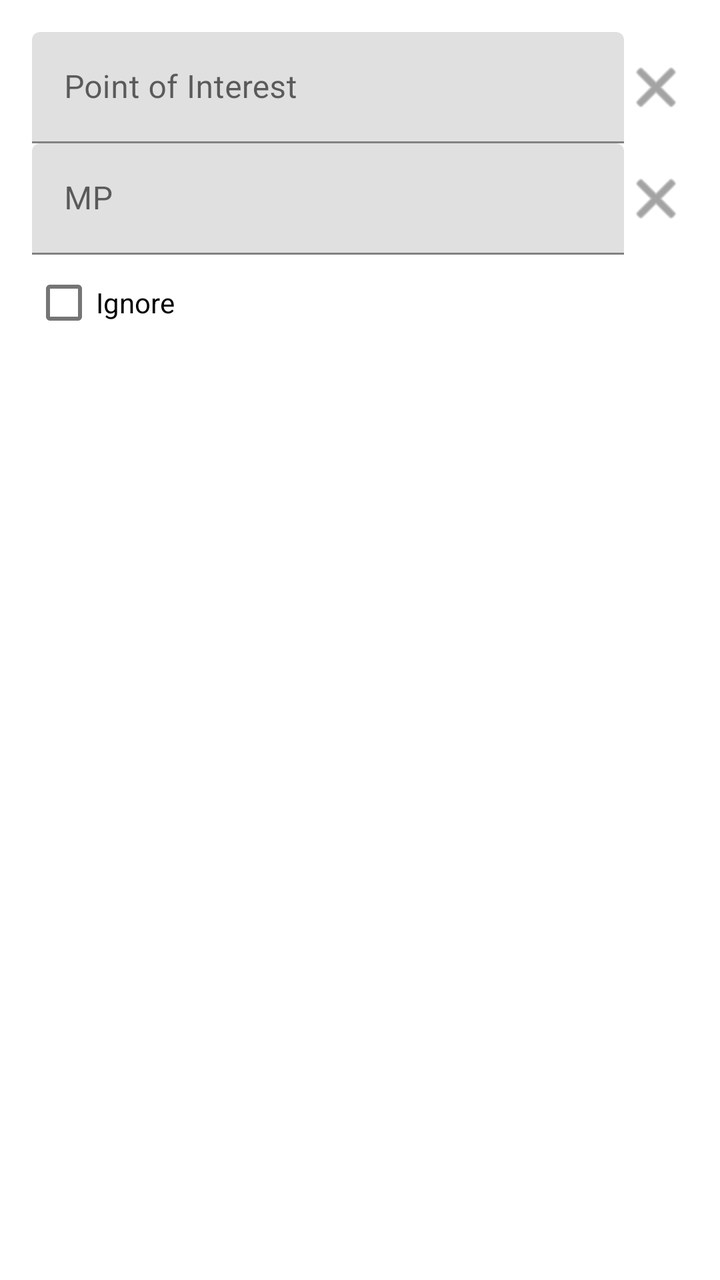
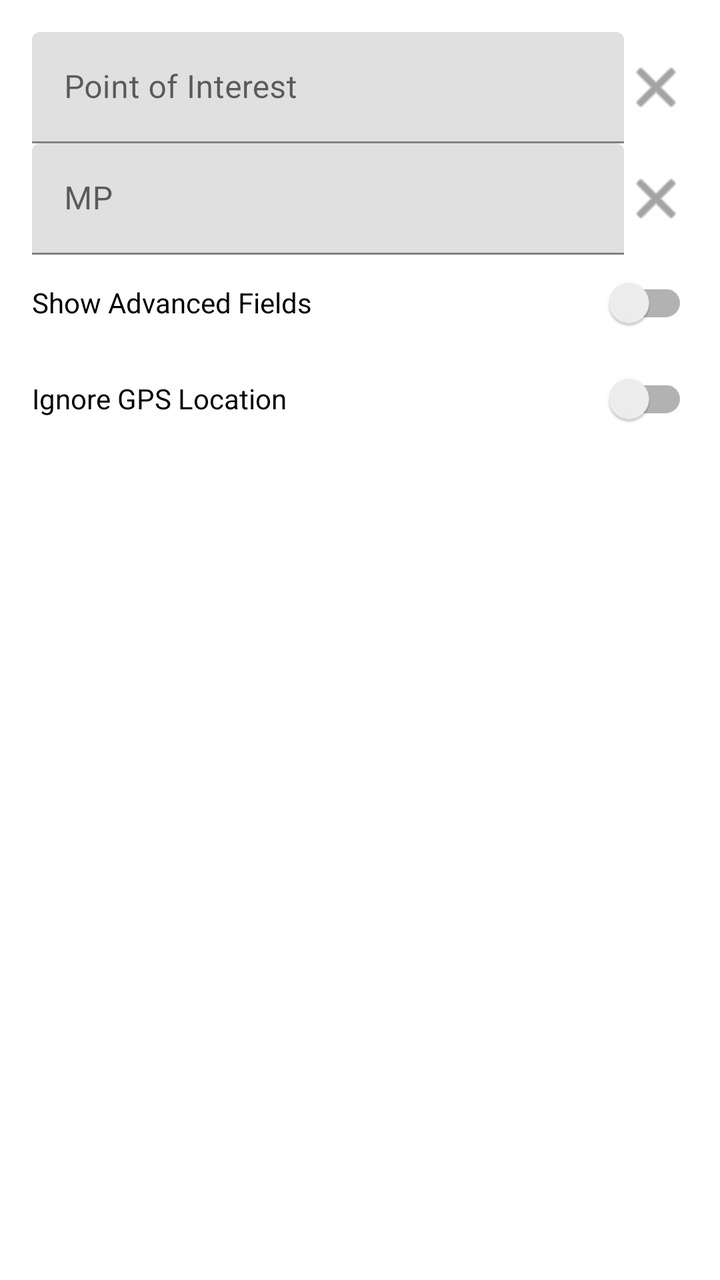

Screens rendered from an Android XML layout before and after an edit, with the pre-edit source and the edit as a unified diff.
<!-- AndroidManifest.xml: fallback theme Theme.MaterialComponents.DayNight.NoActionBar -->
<!-- res/layout/gps_review_mp_dialog.xml -->
<?xml version="1.0" encoding="utf-8"?>
<LinearLayout xmlns:android="http://schemas.android.com/apk/res/android"
    xmlns:app="http://schemas.android.com/apk/res-auto"
    android:layout_width="match_parent"
    android:layout_height="wrap_content"
    android:orientation="vertical"
    android:padding="16dp">

    <LinearLayout
            android:layout_width="match_parent"
            android:layout_height="wrap_content"
            android:gravity="center_vertical"
            android:orientation="horizontal">

        <com.google.android.material.textfield.TextInputLayout
                android:layout_width="0dp"
                android:layout_height="wrap_content"
                android:layout_weight="1"
                android:hint="Point of Interest">

            <com.google.android.material.textfield.TextInputEditText
                    android:id="@+id/poi_label_edittext"
                    android:inputType="textCapSentences"
                    android:layout_width="match_parent"
                    android:layout_height="wrap_content" />
        </com.google.android.material.textfield.TextInputLayout>

        <ImageButton
                android:id="@+id/clear_poi_button"
                android:layout_width="wrap_content"
                android:layout_height="wrap_content"
                android:background="?attr/selectableItemBackgroundBorderless"
                android:contentDescription="Clear Point of Interest"
                android:src="@android:drawable/ic_menu_close_clear_cancel"
                app:tint="?android:attr/textColorSecondary" />
    </LinearLayout>

    <LinearLayout
            android:layout_width="match_parent"
            android:layout_height="wrap_content"
            android:gravity="center_vertical"
            android:orientation="horizontal">

        <com.google.android.material.textfield.TextInputLayout
                android:layout_width="0dp"
                android:layout_height="wrap_content"
                android:layout_weight="1"
                android:hint="MP">

            <com.google.android.material.textfield.TextInputEditText
                    android:id="@+id/mp_value_edittext"
                    android:layout_width="match_parent"
                    android:layout_height="wrap_content"
                    android:inputType="numberDecimal" />
        </com.google.android.material.textfield.TextInputLayout>

        <ImageButton
                android:id="@+id/clear_mp_button"
                android:layout_width="wrap_content"
                android:layout_height="wrap_content"
                android:background="?attr/selectableItemBackgroundBorderless"
                android:contentDescription="Clear MP value"
                android:src="@android:drawable/ic_menu_close_clear_cancel"
                app:tint="?android:attr/textColorSecondary" />
    </LinearLayout>

    <CheckBox
        android:id="@+id/ignore_checkbox"
        android:layout_width="wrap_content"
        android:layout_height="wrap_content"
        android:text="Ignore" />

</LinearLayout>
<!-- resources referenced by this layout -->
<resources>

</resources>

<!-- the commit's change to res/layout/gps_review_mp_dialog.xml (unified diff, before → after) -->
@@ -64,10 +64,55 @@
                 app:tint="?android:attr/textColorSecondary" />
     </LinearLayout>
 
-    <CheckBox
-        android:id="@+id/ignore_checkbox"
-        android:layout_width="wrap_content"
-        android:layout_height="wrap_content"
-        android:text="Ignore" />
+    <androidx.appcompat.widget.SwitchCompat
+            android:id="@+id/advanced_switch"
+            android:layout_width="match_parent"
+            android:layout_height="wrap_content"
+            android:text="Show Advanced Fields" />
+
+    <LinearLayout
+            android:id="@+id/advanced_group"
+            android:layout_width="match_parent"
+            android:layout_height="wrap_content"
+            android:visibility="gone"
+            >
+
+    <LinearLayout
+            android:layout_width="match_parent"
+            android:layout_height="wrap_content"
+            android:gravity="center_vertical"
+            android:orientation="horizontal">
+
+        <com.google.android.material.textfield.TextInputLayout
+                android:layout_width="0dp"
+                android:layout_height="wrap_content"
+                android:layout_weight="1"
+                android:hint="Timestamp">
+
+            <com.google.android.material.textfield.TextInputEditText
+                    android:id="@+id/timestamp_edittext"
+                    android:inputType="number"
+                    android:layout_width="match_parent"
+                    android:layout_height="wrap_content" />
+        </com.google.android.material.textfield.TextInputLayout>
+
+        <ImageButton
+                android:id="@+id/clear_timestamp"
+                android:visibility="invisible"
+                android:layout_width="wrap_content"
+                android:layout_height="wrap_content"
+                android:background="?attr/selectableItemBackgroundBorderless"
+                android:contentDescription="Clear Timestamp"
+                android:src="@android:drawable/ic_menu_close_clear_cancel"
+                app:tint="?android:attr/textColorSecondary" />
+    </LinearLayout>
+
+    </LinearLayout>
+
+    <androidx.appcompat.widget.SwitchCompat
+            android:id="@+id/ignore_switch"
+            android:layout_width="match_parent"
+            android:layout_height="wrap_content"
+            android:text="Ignore GPS Location" />
 
 </LinearLayout>
